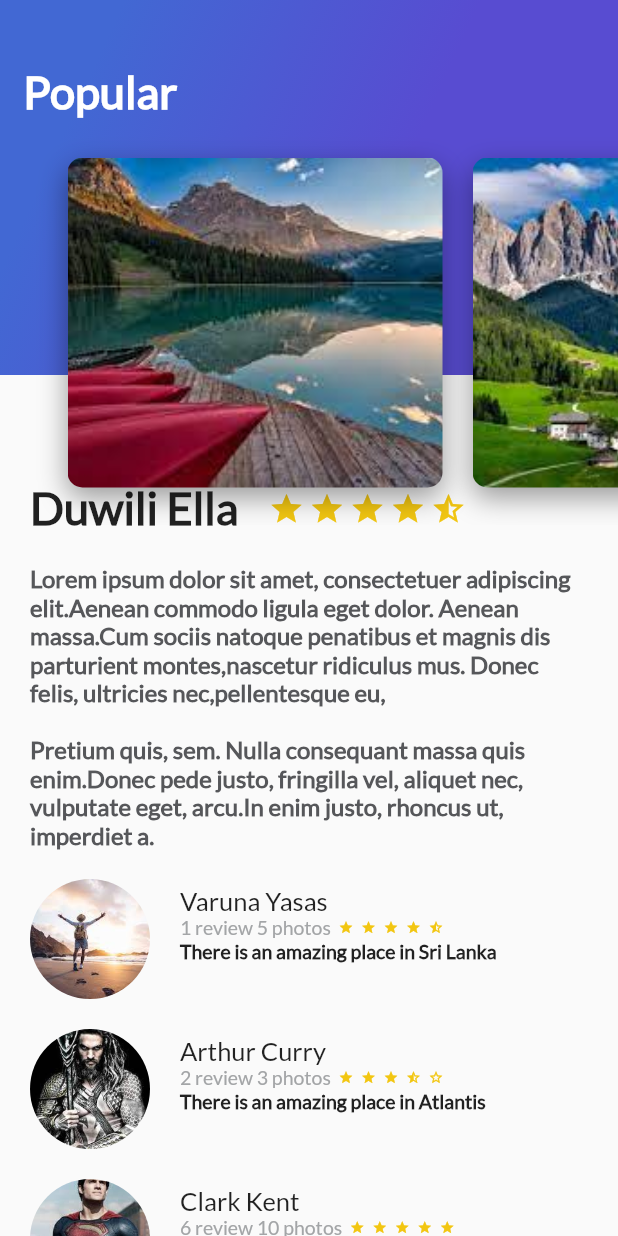
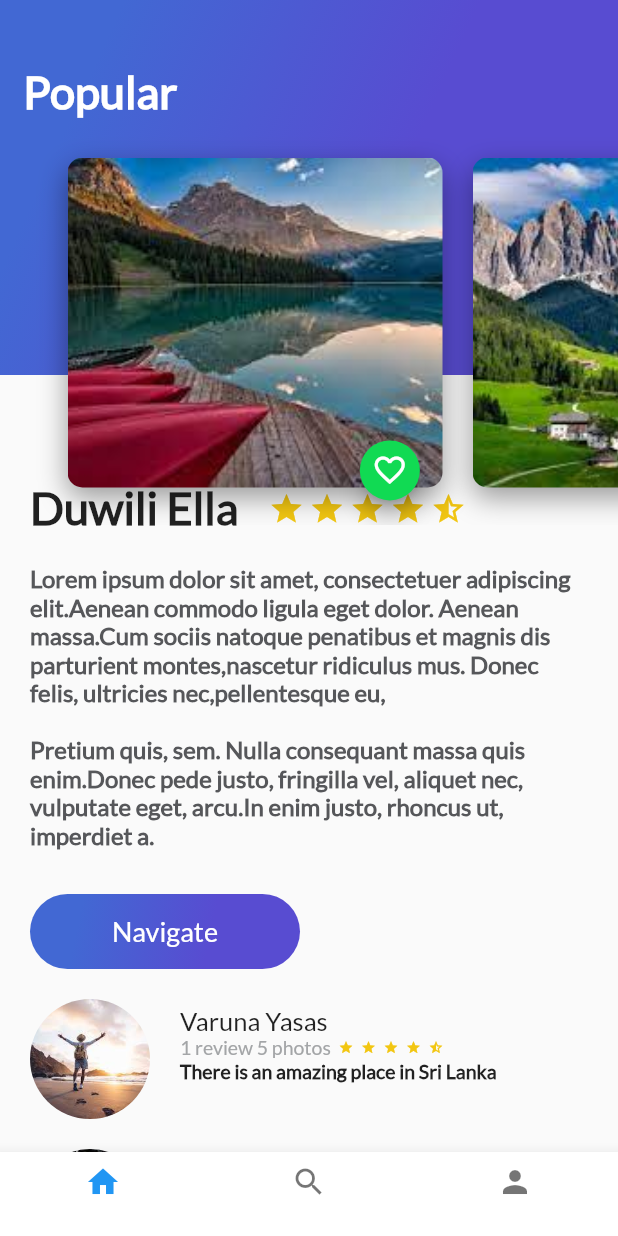
Before and after one commit to Cristian3599/Platzi-Trips-App, a Flutter app: the screen it shows after launch, on a phone screen of 412 x 824 dp. Run offline on Flutter 3.47's test engine with Material 2 defaults, Android fonts, the phone set to English and light mode, and no system bars.

Commit message:
Inkwell, StatefulWidget and BottomNavigationBar

```diff
--- /dev/null
+++ b/lib/button_purple.dart
@@ -0,0 +1,56 @@
+import 'package:flutter/material.dart';
+
+class ButtonPurple extends StatelessWidget {
+  String buttonText = "Navigate";
+
+  ButtonPurple(this.buttonText);
+
+  @override
+  Widget build(BuildContext context) {
+    // TODO: implement build
+
+    return InkWell(
+      onTap: () {
+        ScaffoldMessenger.of(context).showSnackBar(
+          SnackBar(
+              content: Text("Navegando")
+          )
+        );
+      },
+      child: Container(
+        margin: EdgeInsets.only(
+          top: 30.0,
+          left: 20.0,
+          right: 20.0
+        ),
+        height: 50.0,
+        width: 180.0,
+        decoration: BoxDecoration(
+          borderRadius: BorderRadius.circular(30.0),
+          gradient: LinearGradient(
+            colors: [
+              Color(0xFF4268D3),
+              Color(0xFF584CD1)
+            ],
+            begin: FractionalOffset(0.2, 0.0),
+            end: FractionalOffset(1.0, 0.6),
+            stops: [0.0, 0.6],
+            tileMode: TileMode.clamp
+          )
+        ),
+
+        child: Center(
+          child: Text(
+            buttonText,
+            style: TextStyle(
+              fontSize: 18.0,
+              fontFamily: "Lato",
+              color: Colors.white
+            ),
+          ),
+        ),
+      ),
+    );
+  }
+
+}
--- a/lib/card_image.dart
+++ b/lib/card_image.dart
@@ -1,4 +1,5 @@
 import 'package:flutter/material.dart';
+import 'floating_action_button_green.dart';
 
 class CardImage extends StatelessWidget {
 
@@ -35,7 +36,13 @@ class CardImage extends StatelessWidget {
       ),
     );
 
-    return card;
+    return Stack(
+      alignment: Alignment(0.9, 1.1),
+      children: <Widget>[
+        card,
+        FloatingActionButtonGreen()
+      ],
+    );
   }
 
 }
--- a/lib/description_place.dart
+++ b/lib/description_place.dart
@@ -1,6 +1,7 @@
 import 'package:flutter/material.dart';
 import 'package:platzi_trips_app/review.dart';
 import 'package:platzi_trips_app/review_list.dart';
+import 'button_purple.dart';
 
 class DescriptionPlace extends StatelessWidget {
   String namePlace;
@@ -101,9 +102,11 @@ class DescriptionPlace extends StatelessWidget {
 
 
     final columns = Column(
+      crossAxisAlignment: CrossAxisAlignment.start,
       children: <Widget>[
         title_stars,
-        description
+        description,
+        ButtonPurple("Navigate")
       ],
     );
 
--- /dev/null
+++ b/lib/floating_action_button_green.dart
@@ -0,0 +1,42 @@
+import 'package:flutter/material.dart';
+
+class FloatingActionButtonGreen extends StatefulWidget {
+  @override
+  State<StatefulWidget> createState() {
+    // TODO: implement createState
+    return _FloatingActionButtonGreen();
+  }
+
+}
+
+class _FloatingActionButtonGreen extends State<FloatingActionButtonGreen> {
+  bool liked = false;
+
+  void onPressedFav() {
+    setState(() {
+      liked = !liked;
+    });
+    String text = liked ? "Agregaste a tus Favoritos" : "Quitaste de tus Favoritos";
+    ScaffoldMessenger.of(context).showSnackBar(
+        SnackBar(
+            content: Text(text)
+        )
+    );
+  }
+
+  @override
+  Widget build(BuildContext context) {
+    // TODO: implement build
+
+    return FloatingActionButton(
+      backgroundColor: Color(0xFF11DA53),
+      mini: true,
+      tooltip: "Fav",
+      onPressed: onPressedFav,
+      child: Icon(
+        liked ? Icons.favorite : Icons.favorite_border
+      ),
+    );
+  }
+
+}
--- /dev/null
+++ b/lib/home_trips.dart
@@ -0,0 +1,32 @@
+import 'package:flutter/material.dart';
+import 'description_place.dart';
+import 'review_list.dart';
+import 'header_appbar.dart';
+
+class HomeTrips extends StatelessWidget {
+  final String descriptionDummy = "Lorem ipsum dolor sit amet, consectetuer adipiscing elit."
+      "Aenean commodo ligula eget dolor. Aenean massa."
+      "Cum sociis natoque penatibus et magnis dis parturient montes,"
+      "nascetur ridiculus mus. Donec felis, ultricies nec,"
+      "pellentesque eu, \n\n"
+      "Pretium quis, sem. Nulla consequant massa quis enim."
+      "Donec pede justo, fringilla vel, aliquet nec, vulputate eget, arcu."
+      "In enim justo, rhoncus ut, imperdiet a.";
+
+  @override
+  Widget build(BuildContext context) {
+    // TODO: implement build
+    return Stack(
+      children: [
+        ListView(
+          children: <Widget>[
+            new DescriptionPlace("Duwili Ella", 4, descriptionDummy),
+            new ReviewList()
+          ],
+        ),
+        HeaderAppBar()
+      ],
+    );
+  }
+
+}
--- a/lib/main.dart
+++ b/lib/main.dart
@@ -1,8 +1,5 @@
 import 'package:flutter/material.dart';
-import 'description_place.dart';
-import 'gradient_back.dart';
-import 'review_list.dart';
-import 'header_appbar.dart';
+import 'platzi_trips.dart';
 
 void main() {
   runApp(const MyApp());
@@ -10,14 +7,6 @@ void main() {
 
 class MyApp extends StatelessWidget {
   const MyApp({super.key});
-  final String descriptionDummy = "Lorem ipsum dolor sit amet, consectetuer adipiscing elit."
-      "Aenean commodo ligula eget dolor. Aenean massa."
-      "Cum sociis natoque penatibus et magnis dis parturient montes,"
-      "nascetur ridiculus mus. Donec felis, ultricies nec,"
-      "pellentesque eu, \n\n"
-      "Pretium quis, sem. Nulla consequant massa quis enim."
-      "Donec pede justo, fringilla vel, aliquet nec, vulputate eget, arcu."
-      "In enim justo, rhoncus ut, imperdiet a.";
 
   // This widget is the root of your application.
   @override
@@ -36,20 +25,7 @@ class MyApp extends StatelessWidget {
         // is not restarted.
         primarySwatch: Colors.blue,
       ),
-      home: Scaffold(
-        body: Stack(
-          children: [
-            ListView(
-              children: <Widget>[
-                new DescriptionPlace("Duwili Ella", 4, descriptionDummy),
-                new ReviewList()
-              ],
-            ),
-            HeaderAppBar()
-          ],
-        ),
-        //body: new DescriptionPlace("Duwili Ella", 4, descriptionDummy),
-      )//const MyHomePage(title: 'Flutter Demo Home Page'),
+      home: PlatziTrips()//const MyHomePage(title: 'Flutter Demo Home Page'),
     );
   }
 }
--- /dev/null
+++ b/lib/platzi_trips.dart
@@ -0,0 +1,62 @@
+import 'package:flutter/material.dart';
+import 'home_trips.dart';
+import 'search_trips.dart';
+import 'profile_trips.dart';
+
+class PlatziTrips extends StatefulWidget {
+  @override
+  State<StatefulWidget> createState() {
+    // TODO: implement createState
+    return _PlatziTrips();
+  }
+
+}
+
+class _PlatziTrips extends State<PlatziTrips> {
+
+  int indexTap = 0;
+  final List<Widget> widgetsChildren = [
+    HomeTrips(),
+    SearchTrips(),
+    ProfileTrips()
+  ];
+
+  void onTapTapped(int index) {
+    setState(() {
+      indexTap = index;
+    });
+  }
+
+  @override
+  Widget build(BuildContext context) {
+    // TODO: implement build
+
+    return Scaffold(
+      body: widgetsChildren[indexTap],
+      bottomNavigationBar: Theme(
+        data: Theme.of(context).copyWith(
+            canvasColor: Colors.white,
+            primaryColor: Colors.purple
+        ),
+        child: BottomNavigationBar(
+          onTap: onTapTapped,
+          currentIndex: indexTap,
+            items: [
+              BottomNavigationBarItem(
+                icon: Icon(Icons.home),
+                label: ""
+              ),
+              BottomNavigationBarItem(
+                  icon: Icon(Icons.search),
+                  label: ""
+              ),
+              BottomNavigationBarItem(
+                  icon: Icon(Icons.person),
+                  label: ""
+              )
+            ]
+        ),
+      ),
+    );
+  }
+}
--- /dev/null
+++ b/lib/profile_trips.dart
@@ -0,0 +1,12 @@
+import 'package:flutter/material.dart';
+
+class ProfileTrips extends StatelessWidget {
+  @override
+  Widget build(BuildContext context) {
+    // TODO: implement build
+    return Container(
+        color: Colors.indigo
+    );
+  }
+
+}
--- /dev/null
+++ b/lib/search_trips.dart
@@ -0,0 +1,12 @@
+import 'package:flutter/material.dart';
+
+class SearchTrips extends StatelessWidget {
+  @override
+  Widget build(BuildContext context) {
+    // TODO: implement build
+    return Container(
+      color: Colors.greenAccent
+    );
+  }
+
+}
```
Also changed, not shown: 1 other file.
